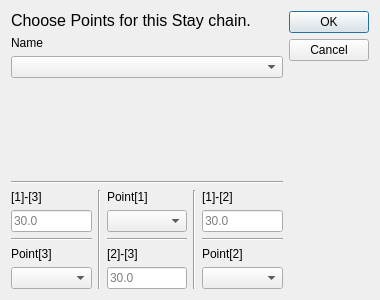
Old version of the form core/draw/edit_stay_chain.ui in the repository KmolYuan/Pyslvs-UI.
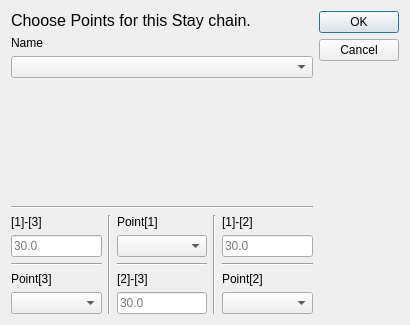
New version of the form. Icons and pictures are not drawn.

What changed in the file:
```diff
--- a/core/draw/edit_stay_chain.ui
+++ b/core/draw/edit_stay_chain.ui
@@ -6,20 +6,20 @@
    <rect>
     <x>0</x>
     <y>0</y>
-    <width>380</width>
-    <height>300</height>
+    <width>410</width>
+    <height>325</height>
    </rect>
   </property>
   <property name="minimumSize">
    <size>
-    <width>380</width>
-    <height>300</height>
+    <width>410</width>
+    <height>325</height>
    </size>
   </property>
   <property name="maximumSize">
    <size>
-    <width>380</width>
-    <height>300</height>
+    <width>410</width>
+    <height>325</height>
    </size>
   </property>
   <property name="windowTitle">
```
